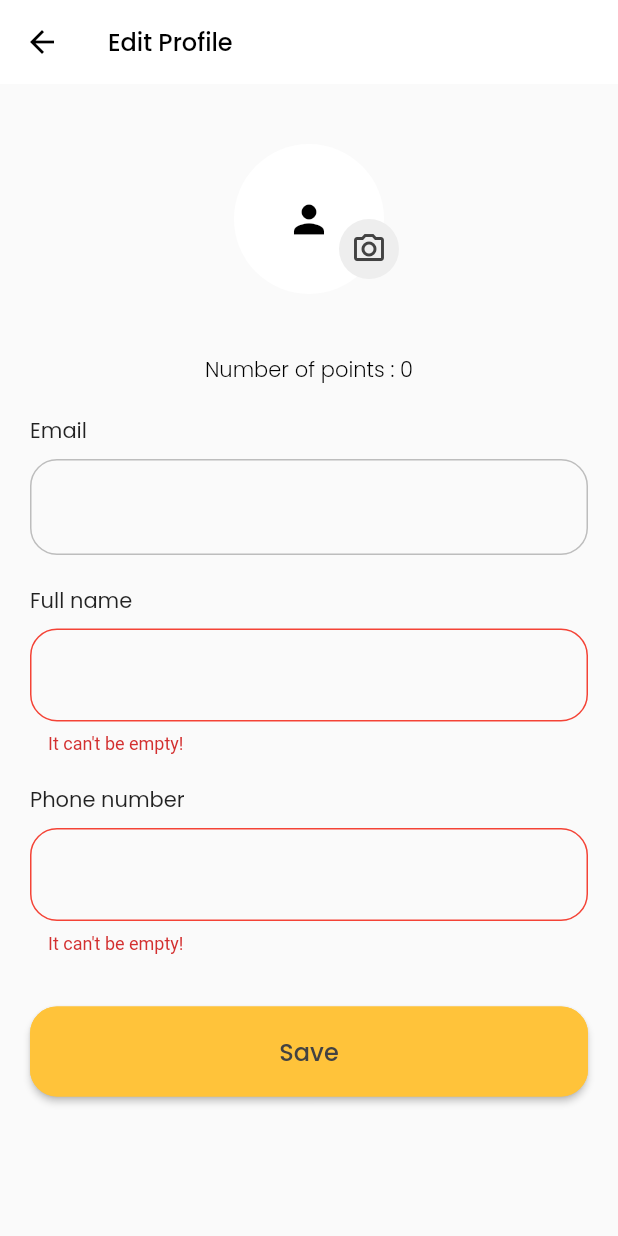
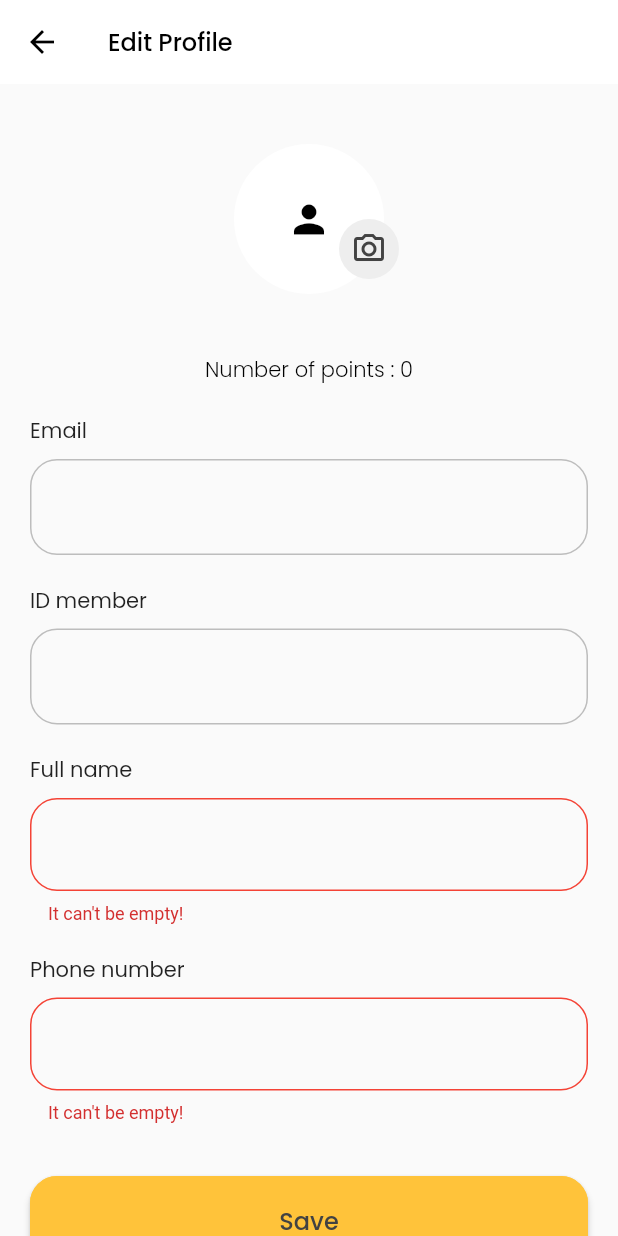
Before and after one commit to dillaasya/surya_mart_user, a Flutter app: the EditProfile screen opened directly, on a phone screen of 412 x 824 dp. Run offline on Flutter 3.47's test engine with Material 2 defaults, Android fonts, the light colour scheme and no system bars; our stand-ins replace badges, cloud_firestore, expandable_text, firebase_auth, firebase_core, firebase_storage and 7 more; accounts and stored records are empty; statements that could not run were skipped.

Commit message:
bug fix2

```diff
--- a/lib/presentation/page/edit_profile.dart
+++ b/lib/presentation/page/edit_profile.dart
@@ -21,7 +21,7 @@ class _EditProfileState extends State<EditProfile> {
 
   final TextEditingController phoneController = TextEditingController();
   final TextEditingController displayNameController = TextEditingController();
-  String? email, id, newImage;
+  String? email, id, newImage, member;
   String image = '';
   int? poin = 0;
 
@@ -96,6 +96,7 @@ class _EditProfileState extends State<EditProfile> {
         phoneController.text = value.data()['phone'];
         displayNameController.text = value.data()['displayName'];
         image = value.data()['profilePicture'].toString();
+        member = value.data()['idMember'].toString();
         poin = value.data()['poin'];
       });
     });
@@ -479,6 +480,42 @@ class _EditProfileState extends State<EditProfile> {
                           Padding(
                             padding: const EdgeInsets.symmetric(horizontal: 20),
                             child: Text(
+                              'ID member',
+                              style: GoogleFonts.poppins(
+                                  fontWeight: FontWeight.w400),
+                            ),
+                          ),
+                          Padding(
+                            padding: const EdgeInsets.only(
+                                bottom: 20, left: 20, right: 20, top: 8),
+                            child: TextFormField(
+                              style: GoogleFonts.poppins(
+                                fontWeight: FontWeight.w300,
+                                color: Colors.black,
+                              ),
+                              decoration: InputDecoration(
+                                hintText: member,
+                                enabled: false,
+                                disabledBorder: OutlineInputBorder(
+                                  borderRadius: BorderRadius.circular(18.0),
+                                  borderSide: BorderSide(
+                                    color: Colors.grey.shade400,
+                                    width: 1.0,
+                                  ),
+                                ),
+                                enabledBorder: OutlineInputBorder(
+                                  borderRadius: BorderRadius.circular(18.0),
+                                  borderSide: const BorderSide(
+                                    color: Colors.black,
+                                    width: 1.0,
+                                  ),
+                                ),
+                              ),
+                            ),
+                          ),
+                          Padding(
+                            padding: const EdgeInsets.symmetric(horizontal: 20),
+                            child: Text(
                               'Full name',
                               style: GoogleFonts.poppins(
                                   fontWeight: FontWeight.w400),
```
Also changed, not shown: lib/presentation/page/search_page.dart (+14 -6 lines), lib/presentation/page/signup_page.dart (+3 -4 lines).
